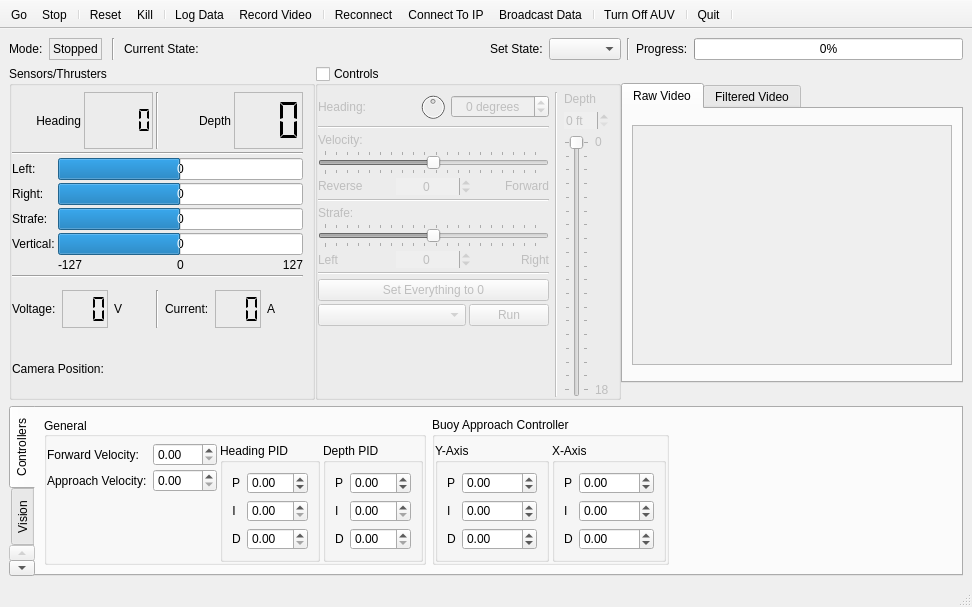
First picture: the form in dashboard/dashboard.ui, repository mtboswell/mtboswell-auvc2, before the edit.
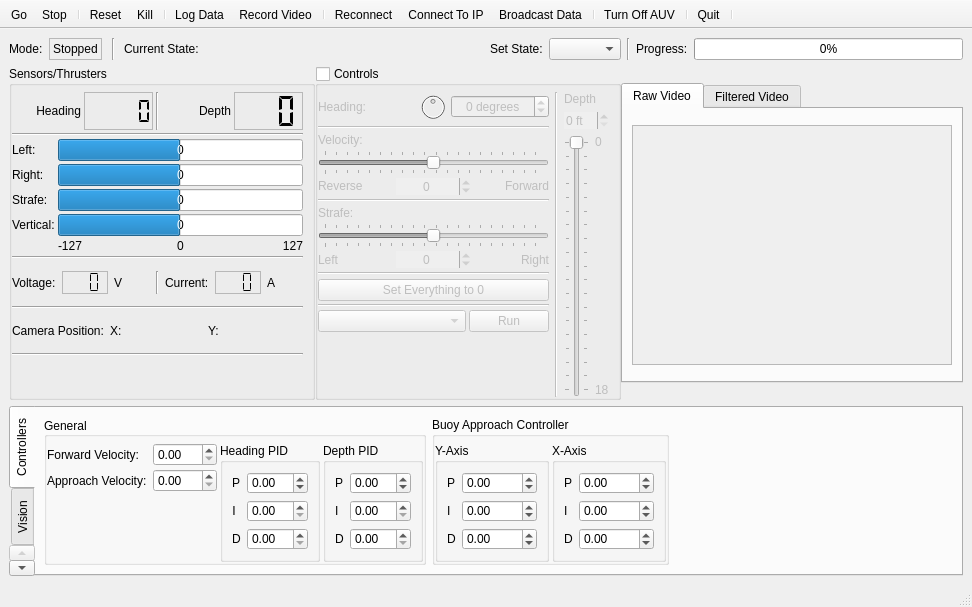
Second picture: the form after the edit. Icons and pictures are not drawn.

Commit message: Fixed and completed AUVScript support; Implemented packet loss detection in dashboard; Implemented agent status display; Added logs cleanup script;

```diff
--- a/dashboard/dashboard.ui
+++ b/dashboard/dashboard.ui
@@ -36,7 +36,10 @@
    <iconset>
     <normaloff>images/auvt_mini_icon.png</normaloff>images/auvt_mini_icon.png</iconset>
   </property>
-  <widget class="QWidget" name="centralwidget">
+  <widget class="QWidget" name="dashboardWidget">
+   <property name="enabled">
+    <bool>true</bool>
+   </property>
    <property name="sizePolicy">
     <sizepolicy hsizetype="Expanding" vsizetype="Expanding">
      <horstretch>0</horstretch>
@@ -279,6 +282,9 @@
          </item>
          <item>
           <layout class="QFormLayout" name="thrusterStatusFormLayout">
+           <property name="sizeConstraint">
+            <enum>QLayout::SetMinimumSize</enum>
+           </property>
            <property name="fieldGrowthPolicy">
             <enum>QFormLayout::AllNonFixedFieldsGrow</enum>
            </property>
@@ -303,6 +309,9 @@
              <property name="value">
               <number>0</number>
              </property>
+             <property name="alignment">
+              <set>Qt::AlignCenter</set>
+             </property>
              <property name="invertedAppearance">
               <bool>false</bool>
              </property>
@@ -329,6 +338,9 @@
              <property name="value">
               <number>0</number>
              </property>
+             <property name="alignment">
+              <set>Qt::AlignCenter</set>
+             </property>
              <property name="format">
               <string>%v</string>
              </property>
@@ -352,6 +364,9 @@
              <property name="value">
               <number>0</number>
              </property>
+             <property name="alignment">
+              <set>Qt::AlignCenter</set>
+             </property>
              <property name="format">
               <string>%v</string>
              </property>
@@ -375,6 +390,9 @@
              <property name="value">
               <number>0</number>
              </property>
+             <property name="alignment">
+              <set>Qt::AlignCenter</set>
+             </property>
              <property name="format">
               <string>%v</string>
              </property>
@@ -514,6 +532,13 @@
            </layout>
           </widget>
          </item>
+         <item>
+          <widget class="Line" name="line_11">
+           <property name="orientation">
+            <enum>Qt::Horizontal</enum>
+           </property>
+          </widget>
+         </item>
          <item>
           <layout class="QHBoxLayout" name="horizontalLayout_7">
            <item>
@@ -526,12 +551,79 @@
            <item>
             <widget class="QLabel" name="cameraPosLabel">
              <property name="text">
-              <string/>
+              <string>X:</string>
+             </property>
+            </widget>
+           </item>
+           <item>
+            <widget class="QLabel" name="cameraPosYLabel">
+             <property name="text">
+              <string>Y:</string>
              </property>
             </widget>
            </item>
           </layout>
          </item>
+         <item>
+          <widget class="Line" name="line_13">
+           <property name="orientation">
+            <enum>Qt::Horizontal</enum>
+           </property>
+          </widget>
+         </item>
+         <item>
+          <widget class="QLabel" name="warningLabel">
+           <property name="palette">
+            <palette>
+             <active>
+              <colorrole role="Text">
+               <brush brushstyle="SolidPattern">
+                <color alpha="255">
+                 <red>255</red>
+                 <green>0</green>
+                 <blue>0</blue>
+                </color>
+               </brush>
+              </colorrole>
+             </active>
+             <inactive>
+              <colorrole role="Text">
+               <brush brushstyle="SolidPattern">
+                <color alpha="255">
+                 <red>255</red>
+                 <green>0</green>
+                 <blue>0</blue>
+                </color>
+               </brush>
+              </colorrole>
+             </inactive>
+             <disabled>
+              <colorrole role="Text">
+               <brush brushstyle="SolidPattern">
+                <color alpha="255">
+                 <red>106</red>
+                 <green>104</green>
+                 <blue>100</blue>
+                </color>
+               </brush>
+              </colorrole>
+             </disabled>
+            </palette>
+           </property>
+           <property name="font">
+            <font>
+             <weight>75</weight>
+             <bold>true</bold>
+            </font>
+           </property>
+           <property name="text">
+            <string/>
+           </property>
+           <property name="textFormat">
+            <enum>Qt::AutoText</enum>
+           </property>
+          </widget>
+         </item>
         </layout>
        </widget>
       </item>
@@ -943,6 +1035,13 @@
              </property>
             </widget>
            </item>
+           <item>
+            <widget class="Line" name="line_12">
+             <property name="orientation">
+              <enum>Qt::Horizontal</enum>
+             </property>
+            </widget>
+           </item>
            <item>
             <layout class="QHBoxLayout" name="horizontalLayout_3">
              <item>
@@ -957,6 +1056,12 @@
              </item>
              <item>
               <widget class="QPushButton" name="runScriptPushButton">
+               <property name="sizePolicy">
+                <sizepolicy hsizetype="Minimum" vsizetype="Fixed">
+                 <horstretch>0</horstretch>
+                 <verstretch>0</verstretch>
+                </sizepolicy>
+               </property>
                <property name="text">
                 <string>Run</string>
                </property>
```
Left out of the diff: 31 changed lines with no effect on the pictures. The commit also changes 14 other files.
